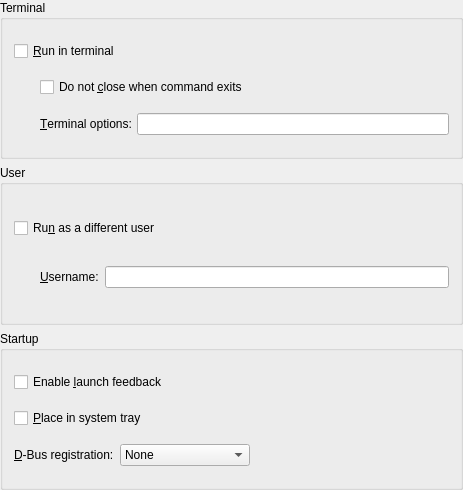
Qt form kio/kfile/kpropertiesdesktopadvbase.ui (KDE/kdelibs) before a commit.
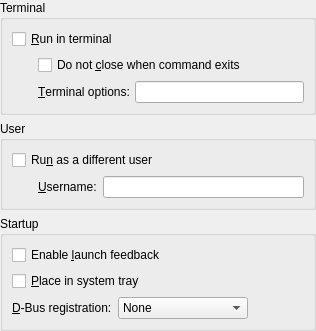
The same form after that commit. Custom widgets are drawn as their Qt base class.

Patch:
```diff
--- a/kio/kfile/kpropertiesdesktopadvbase.ui
+++ b/kio/kfile/kpropertiesdesktopadvbase.ui
@@ -1,18 +1,7 @@
 <ui version="4.0" >
  <class>KPropertiesDesktopAdvBase</class>
  <widget class="QWidget" name="KPropertiesDesktopAdvBase" >
-  <property name="geometry" >
-   <rect>
-    <x>0</x>
-    <y>0</y>
-    <width>463</width>
-    <height>490</height>
-   </rect>
-  </property>
   <layout class="QVBoxLayout" >
-   <property name="spacing" >
-    <number>6</number>
-   </property>
    <property name="margin" >
     <number>0</number>
    </property>
@@ -22,12 +11,6 @@
       <string comment="@title:group Title of a group that lets the user choose options about the terminal when launching a program" >Terminal</string>
      </property>
      <layout class="QGridLayout" >
-      <property name="margin" >
-       <number>11</number>
-      </property>
-      <property name="spacing" >
-       <number>6</number>
-      </property>
       <item rowspan="2" row="1" column="0" >
        <spacer>
         <property name="orientation" >
@@ -86,12 +69,6 @@
       <string comment="@title:group Title of a group that lets the user choose which user to use when launching a program" >User</string>
      </property>
      <layout class="QGridLayout" >
-      <property name="margin" >
-       <number>11</number>
-      </property>
-      <property name="spacing" >
-       <number>6</number>
-      </property>
       <item row="0" column="0" colspan="3" >
        <widget class="QCheckBox" name="suidCheck" >
         <property name="whatsThis" >
@@ -147,12 +124,6 @@
       <string comment="@title:group Title of a group that lets the user choose options regargin program startup" >Startup</string>
      </property>
      <layout class="QGridLayout" >
-      <property name="margin" >
-       <number>11</number>
-      </property>
-      <property name="spacing" >
-       <number>6</number>
-      </property>
       <item row="0" column="0" colspan="3" >
        <widget class="QCheckBox" name="startupInfoCheck" >
         <property name="whatsThis" >
@@ -228,7 +199,6 @@
    </item>
   </layout>
  </widget>
- <layoutdefault spacing="6" margin="11" />
  <customwidgets>
   <customwidget>
    <class>KComboBox</class>
```
Left out of the diff: 1 changed line with no effect on the pictures.
